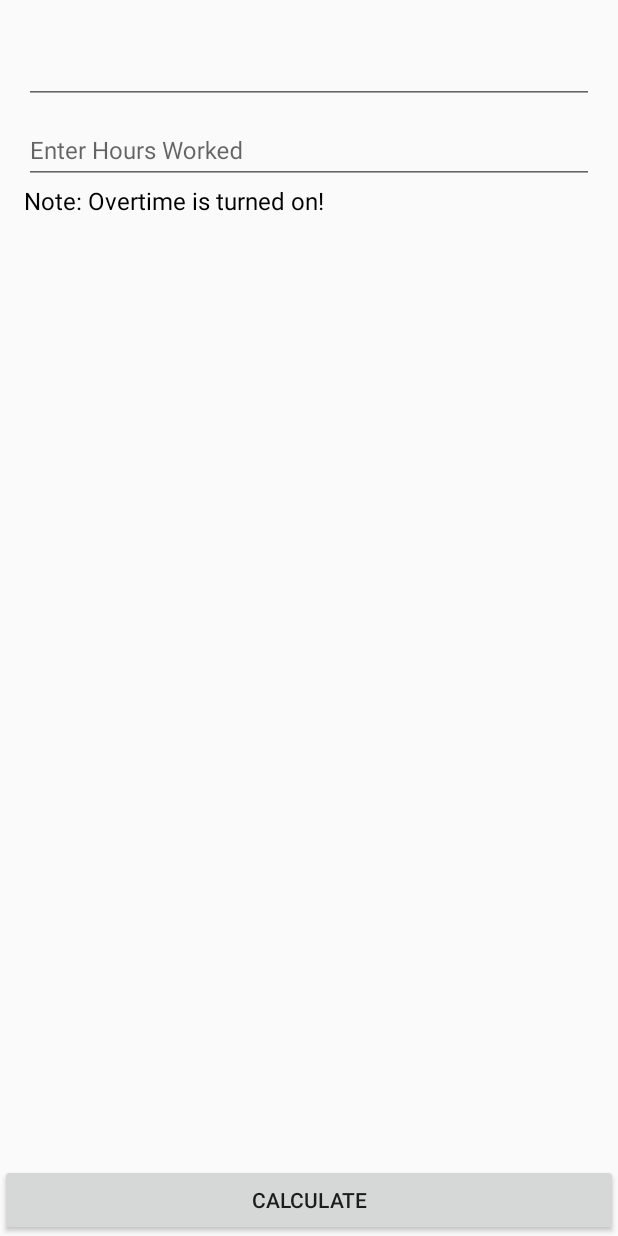
After one commit to AaronRietschlin/EasySalSalaryCalculator, an Android app: the layout calculate_layout_md.xml on its own in the app's theme, with its tools: preview values and no code run, on a phone screen of 412 x 824 dp. The commit adds this screen. Run offline under Robolectric (Android 15) with nearby library versions, the phone set to English and light mode, and no system bars.

Commit message:
Added amterial edit texts (TextInputLayout).

```diff
--- a/main/src/main/AndroidManifest.xml
+++ b/main/src/main/AndroidManifest.xml
@@ -21,6 +21,7 @@
 
         <activity
             android:name=".ui.EsHostActivityCompat"
+            android:windowSoftInputMode="stateHidden"
             android:label="@string/title_activity_easy_sal_salary_calculator">
             <intent-filter>
                 <action android:name="android.intent.action.MAIN"/>
--- a/main/src/main/java/com/asa/easysal/calculators/EsCalculator.java
+++ b/main/src/main/java/com/asa/easysal/calculators/EsCalculator.java
@@ -15,6 +15,12 @@ public interface EsCalculator extends Parcelable {
     boolean canHaveOvertime();
 
     void performCalculation(double[] values, CalculatorCallback callback);
+
+    @StringRes
+    int getSalaryHintText();
+
+    @StringRes
+    int getHoursHintText();
 
     @Retention(RetentionPolicy.SOURCE)
     @IntDef({CalculatorType.HOURLY, CalculatorType.DAILY, CalculatorType.WEEKLY, CalculatorType.BIWEEKLY,
--- /dev/null
+++ b/main/src/main/res/layout/calculate_layout_md.xml
@@ -0,0 +1,85 @@
+<?xml version="1.0" encoding="utf-8"?>
+<LinearLayout xmlns:android="http://schemas.android.com/apk/res/android"
+              android:layout_width="match_parent"
+              android:layout_height="match_parent"
+              android:orientation="vertical">
+
+    <ScrollView
+        android:id="@+id/scroll_layout"
+        android:layout_width="match_parent"
+        android:layout_height="0dp"
+        android:layout_weight="1"
+        android:fillViewport="true"
+        android:padding="@dimen/padding_large">
+
+        <LinearLayout
+            android:layout_width="match_parent"
+            android:layout_height="wrap_content"
+            android:orientation="vertical">
+
+            <EditText
+                android:layout_width="0dp"
+                android:layout_height="0dp">
+
+                <requestFocus/>
+            </EditText>
+
+            <android.support.design.widget.TextInputLayout
+                android:id="@+id/main_wage_field_layout"
+                android:layout_width="match_parent"
+                android:layout_height="wrap_content">
+
+                <com.asa.easysal.widget.CancelEditText
+                    android:id="@+id/main_wage_field"
+                    style="?myText"
+                    android:layout_width="match_parent"
+                    android:layout_height="wrap_content"
+                    android:layout_alignParentLeft="true"
+                    android:layout_below="@+id/main_wage_label"
+                    android:ellipsize="none"
+                    android:ems="10"
+                    android:inputType="numberDecimal"
+                    android:singleLine="true"/>
+            </android.support.design.widget.TextInputLayout>
+
+
+            <android.support.design.widget.TextInputLayout
+                android:id="@+id/main_hours_field_layout"
+                android:layout_width="match_parent"
+                android:layout_height="wrap_content">
+
+                <com.asa.easysal.widget.CancelEditText
+                    android:id="@+id/main_hours_field"
+                    style="?myText"
+                    android:layout_width="match_parent"
+                    android:layout_height="wrap_content"
+                    android:layout_alignParentLeft="true"
+                    android:layout_below="@+id/main_hours_label"
+                    android:ellipsize="none"
+                    android:ems="10"
+                    android:hint="@string/hint_hours"
+                    android:inputType="numberDecimal"
+                    android:singleLine="true"/>
+            </android.support.design.widget.TextInputLayout>
+
+            <TextView
+                android:id="@+id/main_ot_label"
+                style="?myText"
+                android:layout_width="wrap_content"
+                android:layout_height="wrap_content"
+                android:layout_alignParentLeft="true"
+                android:layout_below="@+id/main_hours_field"
+                android:text="@string/overtime_turned_on"/>
+        </LinearLayout>
+    </ScrollView>
+
+    <Button
+        android:id="@+id/button_calculate"
+        style="?myButtonBarStyle"
+        android:layout_width="match_parent"
+        android:layout_height="wrap_content"
+        android:layout_gravity="right"
+        android:filterTouchesWhenObscured="true"
+        android:maxLines="2"
+        android:text="@string/button_calculate"/>
+</LinearLayout>
```
Also changed, not shown: main/src/main/java/com/asa/easysal/calculators/HourlyCalculator.java (+12 -0 lines), main/src/main/java/com/asa/easysal/ui/EsSalaryFragment.java (+17 -11 lines).
